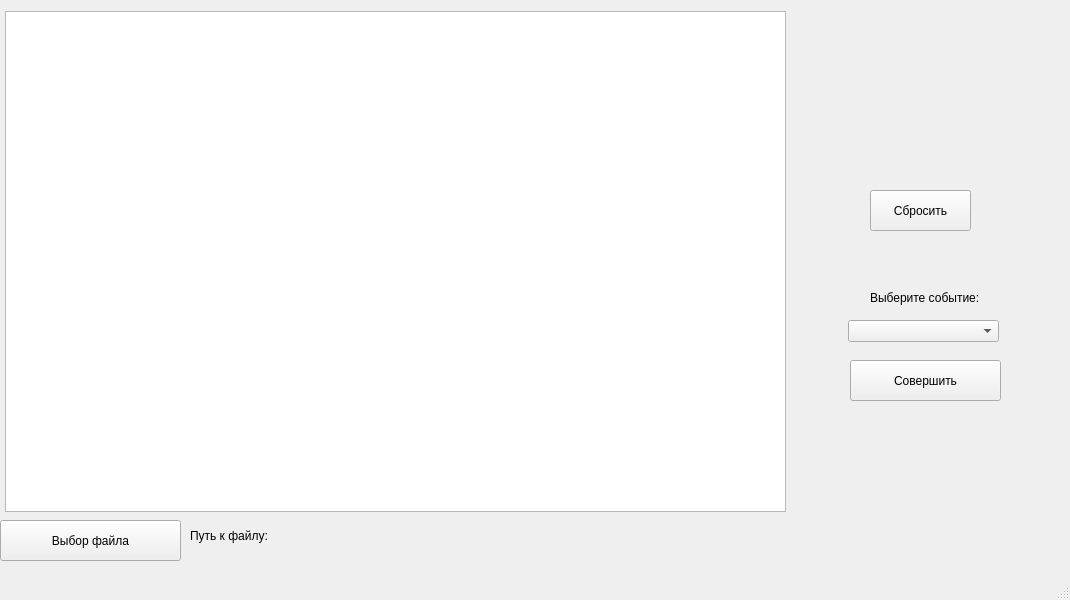
First picture: the form in tinterface.ui, repository Y-T04KA/oop8, before the edit.
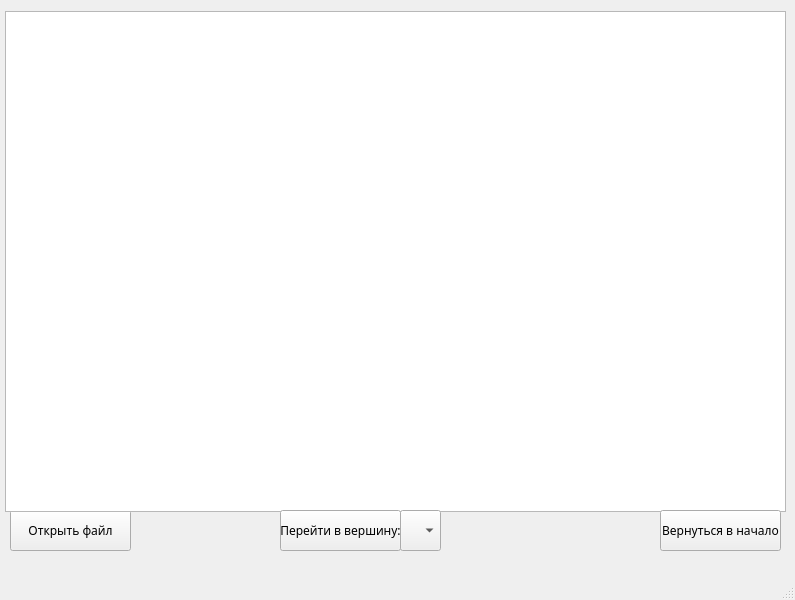
Second picture: the form after the edit.

```diff
--- a/tinterface.ui
+++ b/tinterface.ui
@@ -9,7 +9,7 @@
    <rect>
     <x>0</x>
     <y>0</y>
-    <width>1070</width>
+    <width>795</width>
     <height>600</height>
    </rect>
   </property>
@@ -19,34 +19,38 @@
     <verstretch>0</verstretch>
    </sizepolicy>
   </property>
+  <property name="minimumSize">
+   <size>
+    <width>795</width>
+    <height>480</height>
+   </size>
+  </property>
+  <property name="maximumSize">
+   <size>
+    <width>931</width>
+    <height>600</height>
+   </size>
+  </property>
+  <property name="font">
+   <font>
+    <family>SF UI Display</family>
+   </font>
+  </property>
   <property name="windowTitle">
    <string>InterfaceWindow</string>
   </property>
   <widget class="QWidget" name="centralwidget">
-   <widget class="QLabel" name="label">
-    <property name="geometry">
-     <rect>
-      <x>190</x>
-      <y>520</y>
-      <width>561</width>
-      <height>31</height>
-     </rect>
-    </property>
-    <property name="text">
-     <string>Путь к файлу:</string>
-    </property>
-   </widget>
    <widget class="QPushButton" name="pushButton">
     <property name="geometry">
      <rect>
-      <x>0</x>
-      <y>520</y>
-      <width>181</width>
+      <x>10</x>
+      <y>510</y>
+      <width>121</width>
       <height>41</height>
      </rect>
     </property>
     <property name="text">
-     <string>Выбор файла</string>
+     <string>Открыть файл</string>
     </property>
    </widget>
    <widget class="QGraphicsView" name="graphicsView">
@@ -62,50 +66,43 @@
    <widget class="QPushButton" name="resetButton">
     <property name="geometry">
      <rect>
-      <x>870</x>
-      <y>190</y>
-      <width>101</width>
+      <x>660</x>
+      <y>510</y>
+      <width>121</width>
       <height>41</height>
      </rect>
     </property>
     <property name="text">
-     <string>Сбросить</string>
+     <string>Вернуться в начало</string>
     </property>
    </widget>
    <widget class="QComboBox" name="changeBox">
     <property name="geometry">
      <rect>
-      <x>848</x>
-      <y>320</y>
-      <width>151</width>
-      <height>22</height>
+      <x>400</x>
+      <y>510</y>
+      <width>41</width>
+      <height>41</height>
      </rect>
     </property>
-   </widget>
-   <widget class="QLabel" name="label_2">
-    <property name="geometry">
-     <rect>
-      <x>870</x>
-      <y>290</y>
-      <width>111</width>
-      <height>16</height>
-     </rect>
-    </property>
-    <property name="text">
-     <string>Выберите событие:</string>
+    <property name="font">
+     <font>
+      <family>SF UI Display</family>
+      <pointsize>16</pointsize>
+     </font>
     </property>
    </widget>
    <widget class="QPushButton" name="doButton">
     <property name="geometry">
      <rect>
-      <x>850</x>
-      <y>360</y>
-      <width>151</width>
+      <x>280</x>
+      <y>510</y>
+      <width>121</width>
       <height>41</height>
      </rect>
     </property>
     <property name="text">
-     <string>Совершить</string>
+     <string>Перейти в вершину:</string>
     </property>
    </widget>
   </widget>
```
Left out of the diff: 2 changed lines with no effect on the pictures.
